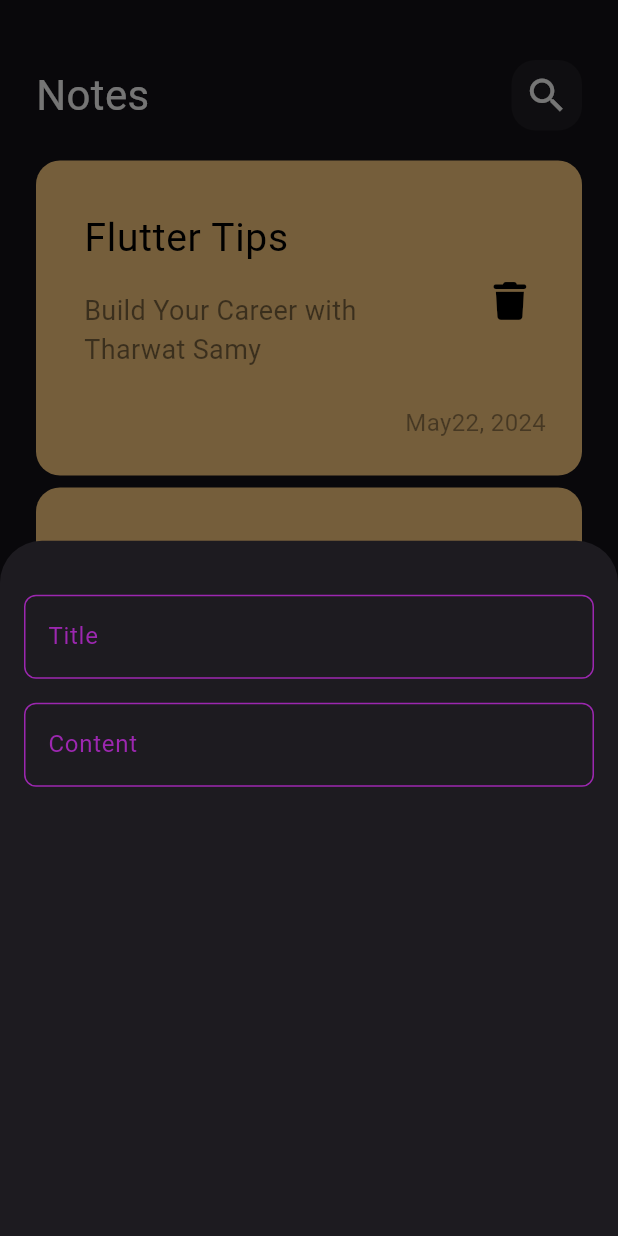
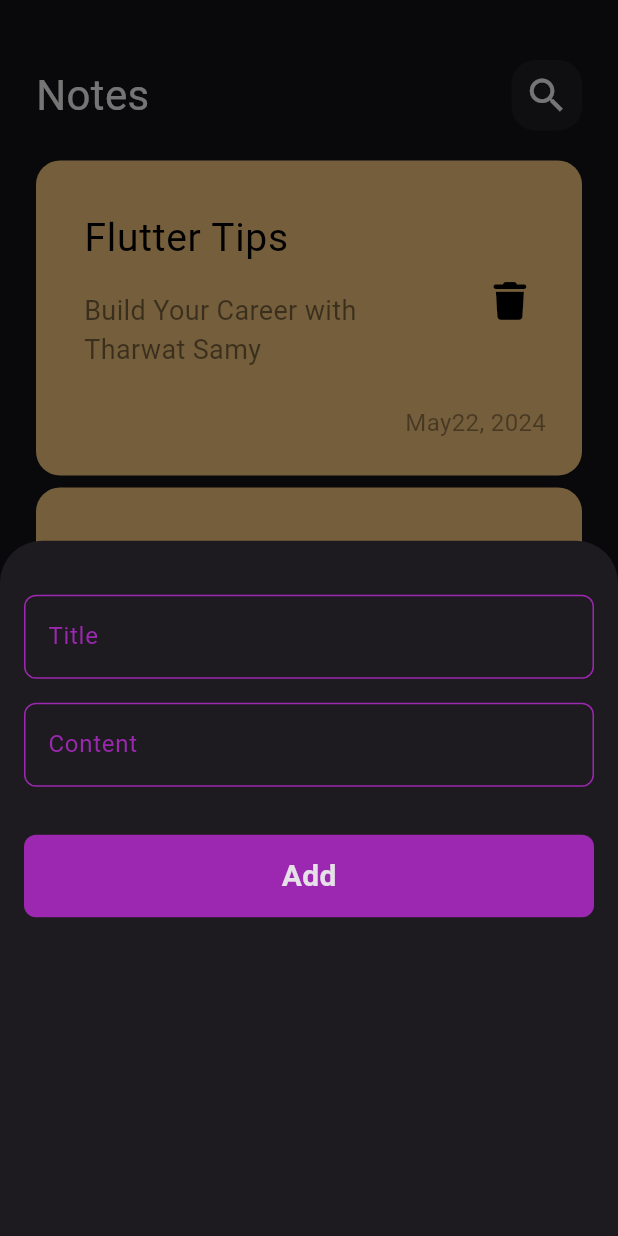
Before and after one commit to mohammedashraf16/Note_App, a Flutter app: the screen it shows after launch, after a tap on the "add" icon, on a phone screen of 412 x 824 dp. Run offline on Flutter 3.47's test engine with Material 3 defaults, Android fonts, the phone set to English and light mode, and no system bars; our stand-ins replace font_awesome_flutter; Roboto replaces fonts that are missing (assets/fonts/Poppins-Regular.ttf).

Commit message:
Finish Notes Button Sheet

```diff
--- a/lib/widgets/add_note_bottom_sheet.dart
+++ b/lib/widgets/add_note_bottom_sheet.dart
@@ -1,4 +1,5 @@
 import 'package:flutter/material.dart';
+import 'package:notes_app/widgets/custom_button.dart';
 import 'package:notes_app/widgets/custom_text_field.dart';
 
 class AddNoteBottomSheet extends StatelessWidget {
@@ -6,15 +7,26 @@ class AddNoteBottomSheet extends StatelessWidget {
 
   @override
   Widget build(BuildContext context) {
-    return const Padding(
-      padding: EdgeInsets.symmetric(horizontal: 16.0),
-      child: Column(
-        children: [
-          SizedBox(height: 36,),
-          CustomTextField(hint: "Title",),
-          SizedBox(height: 16,),
-          CustomTextField(hint: "Content",maxLines: 6,),
-        ],
+    return Container(
+      height: 600,
+      child: const Padding(
+        padding: EdgeInsets.symmetric(horizontal: 16.0),
+        child: SingleChildScrollView(
+          child: Column(
+            children: [
+              SizedBox(height: 36),
+              CustomTextField(hint: "Title"),
+              SizedBox(
+                height: 16,
+              ),
+              CustomTextField(hint: "Content", maxLines: 5),
+              SizedBox(
+                height: 32,
+              ),
+              CustomButton(),
+            ],
+          ),
+        ),
       ),
     );
   }
--- /dev/null
+++ b/lib/widgets/custom_button.dart
@@ -0,0 +1,24 @@
+import 'package:flutter/material.dart';
+
+class CustomButton extends StatelessWidget {
+  const CustomButton({super.key});
+
+  @override
+  Widget build(BuildContext context) {
+    return Container(
+      height: 55,
+      width: MediaQuery.of(context).size.width,
+      decoration: BoxDecoration(
+          color: Colors.purple, borderRadius: BorderRadius.circular(8)),
+      child: const Center(
+        child: Text(
+          "Add",
+          style: TextStyle(
+            fontSize: 20,
+            fontWeight: FontWeight.bold,
+          ),
+        ),
+      ),
+    );
+  }
+}
```
